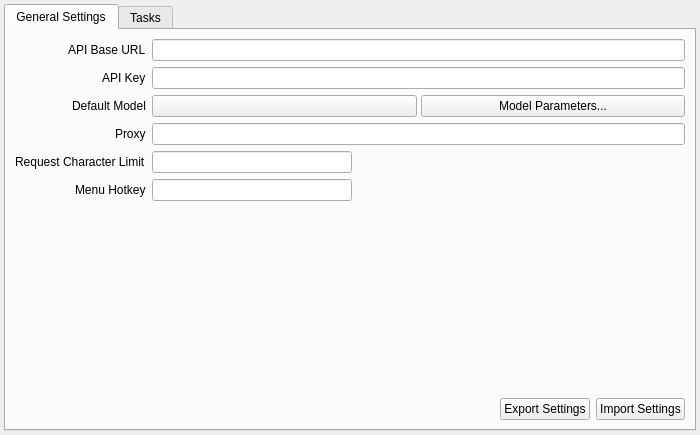
This is mainwindow.ui in avin/desktop-llm-helper as Qt 5 draws it before an edit. The edited form follows.
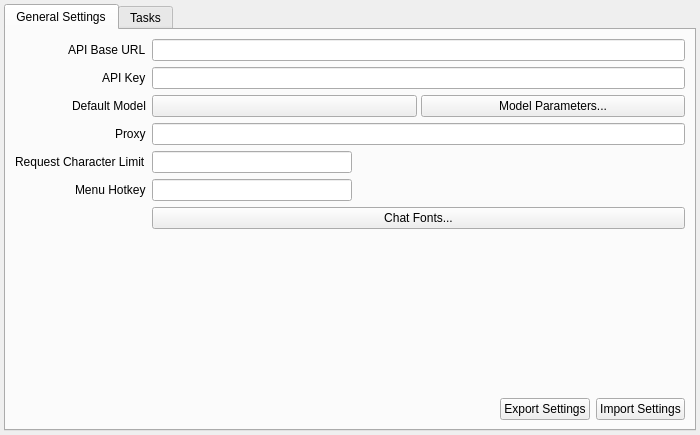
This is the edited form. The open tabs and pages were chosen to show the change. Custom widgets are drawn as their Qt base class.

Commit message: Add searchable chat font settings

Diff of the .ui file:
```diff
--- a/mainwindow.ui
+++ b/mainwindow.ui
@@ -148,7 +148,14 @@
           </property>
          </widget>
         </item>
-        <item row="6" column="0" colspan="2">
+        <item row="6" column="1" alignment="Qt::AlignLeft">
+         <widget class="QPushButton" name="pushButtonChatFonts">
+          <property name="text">
+           <string>Chat Fonts...</string>
+          </property>
+         </widget>
+        </item>
+        <item row="7" column="0" colspan="2">
          <spacer name="verticalSpacerSettings">
           <property name="orientation">
            <enum>Qt::Vertical</enum>
@@ -161,7 +168,7 @@
           </property>
          </spacer>
         </item>
-        <item row="7" column="0" colspan="2">
+        <item row="8" column="0" colspan="2">
          <layout class="QHBoxLayout" name="horizontalLayoutSettingsActions">
           <item>
            <spacer name="horizontalSpacerSettingsActions">
```
The commit also changes 13 other files.
